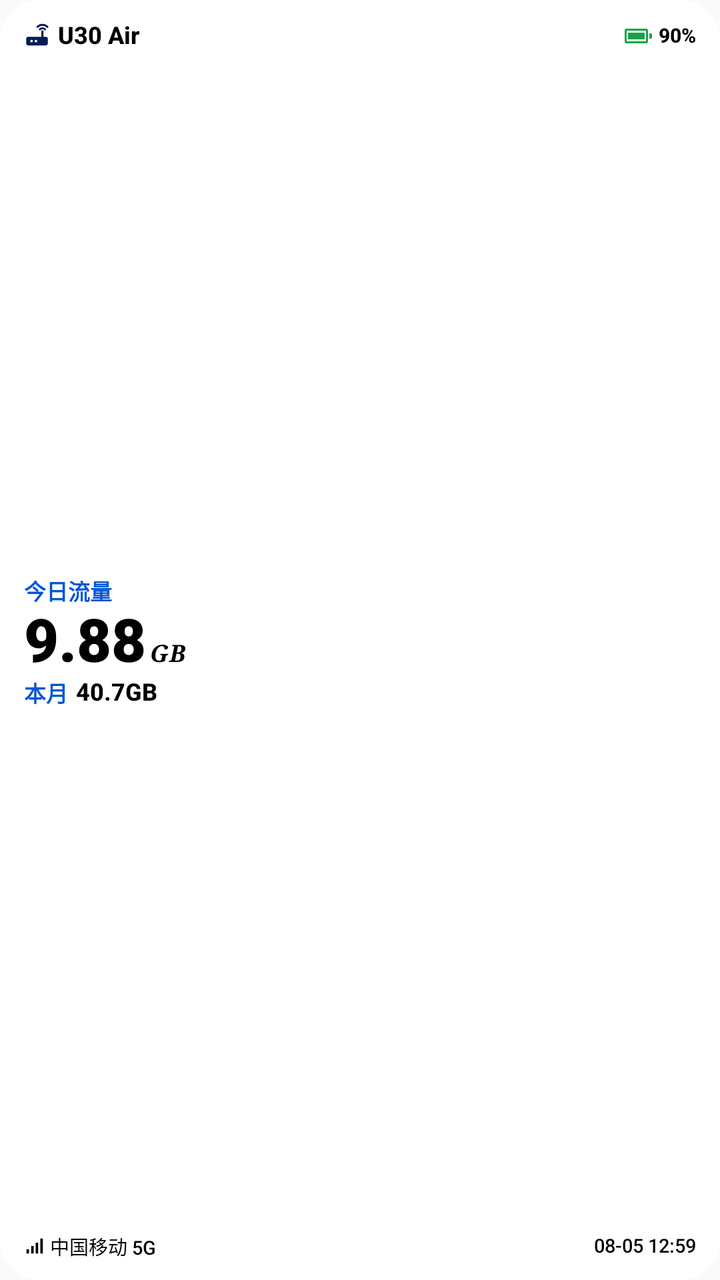
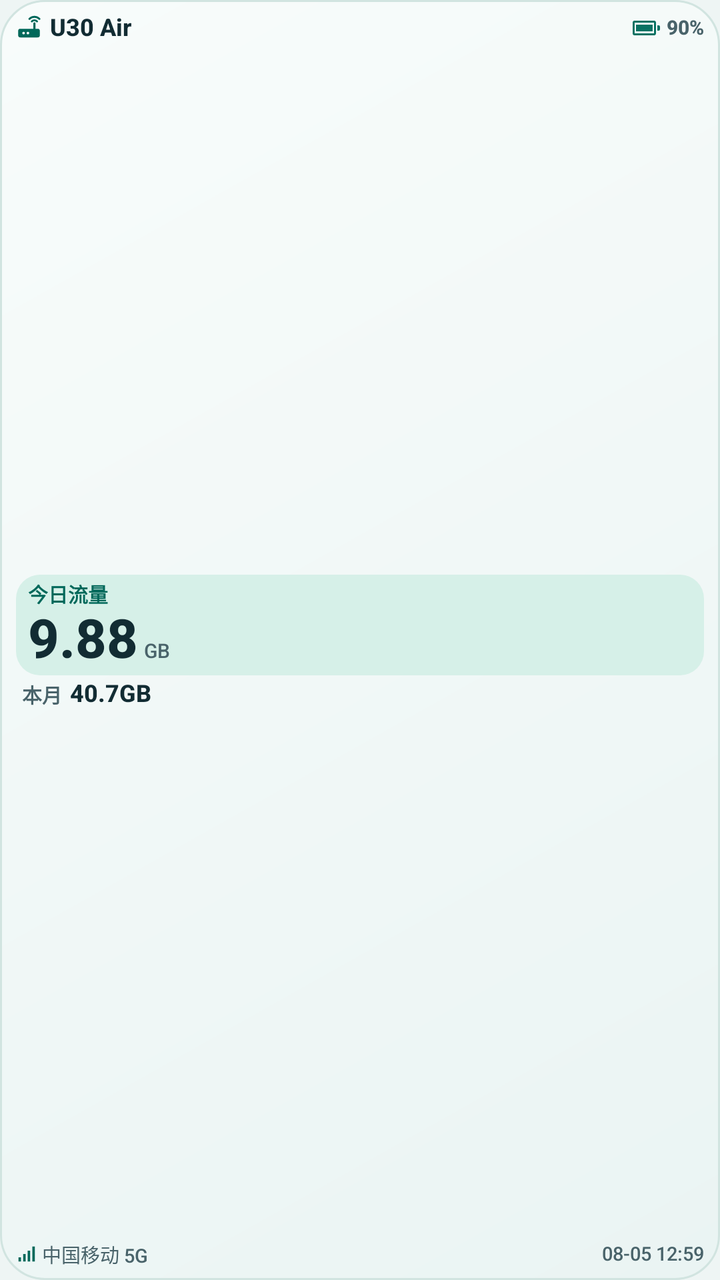

The first picture is an Android layout as it rendered before a commit; the second is the same layout after the commit. The layout source and the unified diff follow.
<!-- AndroidManifest.xml: application theme AppTheme -->
<!-- res/layout/widget_small_preview.xml -->
<?xml version="1.0" encoding="utf-8"?>
<LinearLayout xmlns:android="http://schemas.android.com/apk/res/android"
    android:id="@+id/root"
    android:layout_width="match_parent" android:layout_height="match_parent"
    android:orientation="vertical" android:gravity="center_vertical"
    android:background="@drawable/widget_bg"
    android:paddingStart="12dp" android:paddingEnd="12dp" android:paddingTop="10dp" android:paddingBottom="10dp">
    <LinearLayout android:id="@+id/top_bar" android:layout_width="match_parent" android:layout_height="wrap_content"
        android:orientation="horizontal" android:gravity="center_vertical">
        <ImageView android:layout_width="13dp" android:layout_height="13dp" android:src="@drawable/ic_router" android:tint="@color/router" />
        <TextView android:id="@+id/model" style="@style/W.Title" android:layout_width="0dp" android:layout_weight="1"
            android:layout_height="wrap_content" android:layout_marginStart="4dp" android:maxLines="1" android:ellipsize="end"
            android:text="U30 Air"/>
        <ImageView android:id="@+id/bat_icon" android:layout_width="16dp" android:layout_height="16dp" android:src="@drawable/ic_bat_100"
            android:tint="#FF16A34A"/>
        <TextView android:id="@+id/battery" style="@style/W.Small" android:layout_width="wrap_content" android:layout_height="wrap_content" android:text="90%" android:layout_marginStart="2dp" android:textStyle="bold"/>
    </LinearLayout>
    <FrameLayout android:layout_width="match_parent" android:layout_height="0dp" android:layout_weight="1"/>
    <TextView style="@style/W.Label" android:layout_width="wrap_content" android:layout_height="wrap_content" android:text="今日流量"/>
    <LinearLayout android:layout_width="wrap_content" android:layout_height="wrap_content" android:orientation="horizontal"
        android:baselineAligned="true">
        <TextView android:id="@+id/daily_value" style="@style/W.BigSmall" android:layout_width="wrap_content" android:layout_height="wrap_content" android:text="9.88" />
        <TextView android:id="@+id/daily_unit" style="@style/W.Unit" android:layout_width="wrap_content" android:layout_height="wrap_content" android:text="GB" android:layout_marginStart="2dp"/>
    </LinearLayout>
    <LinearLayout android:layout_width="wrap_content" android:layout_height="wrap_content" android:orientation="horizontal"
        android:gravity="center_vertical">
        <TextView style="@style/W.Label" android:layout_width="wrap_content" android:layout_height="wrap_content" android:text="本月"/>
        <TextView android:id="@+id/monthly" style="@style/W.Title" android:layout_width="wrap_content" android:layout_height="wrap_content" android:text="40.7GB" android:layout_marginStart="4dp"/>
    </LinearLayout>
    <FrameLayout android:layout_width="match_parent" android:layout_height="0dp" android:layout_weight="1"/>
    <LinearLayout android:layout_width="match_parent" android:layout_height="wrap_content"
        android:orientation="horizontal" android:gravity="center_vertical">
        <ImageView android:layout_width="10dp" android:layout_height="10dp" android:src="@drawable/ic_signal" android:tint="@color/text" />
        <TextView android:id="@+id/net" style="@style/W.Foot" android:layout_width="0dp" android:layout_weight="1"
            android:layout_height="wrap_content" android:layout_marginStart="3dp" android:maxLines="1" android:ellipsize="end"
            android:text="中国移动 5G"/>
        <TextView android:id="@+id/error_text" style="@style/W.Foot" android:layout_width="0dp" android:layout_weight="1"
            android:layout_height="wrap_content" android:layout_marginStart="3dp" android:maxLines="1" android:ellipsize="end"
            android:textColor="#FFDC2626" android:visibility="gone"/>
        <TextView android:id="@+id/update_time" style="@style/W.Foot" android:layout_width="wrap_content" android:layout_height="wrap_content" android:text="08-05 12:59" android:layout_marginStart="4dp"/>
    </LinearLayout>
</LinearLayout>
<!-- resources referenced by this layout -->
<resources>
  <color name="router">#FF011D57</color>
  <color name="text">#FF000000</color>
  <!-- drawable ic_bat_100 (drawable) -->
  <?xml version="1.0" encoding="utf-8"?>
  <vector xmlns:android="http://schemas.android.com/apk/res/android"
      android:width="24dp" android:height="24dp"
      android:viewportWidth="24" android:viewportHeight="24">
      <path android:fillColor="#FF000000" android:fillType="evenOdd" android:pathData="M3,6.5h14.5a1.5,1.5 0 0 1 1.5,1.5v8a1.5,1.5 0 0 1 -1.5,1.5H3a1.5,1.5 0 0 1 -1.5,-1.5V8a1.5,1.5 0 0 1 1.5,-1.5z M3,8v8h14.5V8z"/>
      <path android:fillColor="#FF000000" android:pathData="M20,10h1a1,1 0 0 1 1,1v2a1,1 0 0 1 -1,1h-1z"/>
      <path android:fillColor="#FF000000" android:pathData="M4,9.5h12.5v5H4z"/>
  </vector>
  <!-- drawable ic_signal (drawable) -->
  <?xml version="1.0" encoding="utf-8"?>
  <vector xmlns:android="http://schemas.android.com/apk/res/android"
      android:width="24dp" android:height="24dp"
      android:viewportWidth="24" android:viewportHeight="24">
      <path android:fillColor="#FF000000" android:pathData="M3,16h3v5H3z M8.5,12h3v9h-3z M14,8h3v13h-3z M19.5,3h3v18h-3z"/>
  </vector>
  <!-- drawable widget_bg (drawable) -->
  <?xml version="1.0" encoding="utf-8"?>
  <shape xmlns:android="http://schemas.android.com/apk/res/android" android:shape="rectangle">
      <solid android:color="@color/widget_bg"/>
      <corners android:radius="20dp"/>
  </shape>
  <style name="W.BigSmall">
          <item name="android:textSize">30sp</item>
          <item name="android:fontFamily">sans-serif-black</item>
      </style>
  <style name="W.Foot">
          <item name="android:textSize">9.5sp</item>
      </style>
  <style name="W.Label">
          <item name="android:textSize">11sp</item>
          <item name="android:textStyle">bold</item>
          <item name="android:textColor">@color/accent</item>
      </style>
  <style name="W.Small">
          <item name="android:textSize">10sp</item>
      </style>
  <style name="W.Title">
          <item name="android:textSize">12sp</item>
          <item name="android:textStyle">bold</item>
      </style>
  <style name="W.Unit">
          <item name="android:textSize">12sp</item>
          <item name="android:fontFamily">serif</item>
          <item name="android:textStyle">bold|italic</item>
      </style>
  <style name="AppTheme" parent="@android:style/Theme.Material.Light.DarkActionBar">
          <item name="android:colorPrimary">#FF0056D6</item>
          <item name="android:colorPrimaryDark">#FF0040B8</item>
          <item name="android:colorAccent">#FF0056D6</item>
      </style>
  <color name="widget_bg">#FFFFFFFF</color>
  <color name="accent">#FF0056D6</color>
  <!-- unchanged entries left out for length: 1 -->
</resources>

<!-- the commit's change to res/layout/widget_small_preview.xml (unified diff, before → after) -->
@@ -4,39 +4,46 @@
     android:layout_width="match_parent" android:layout_height="match_parent"
     android:orientation="vertical" android:gravity="center_vertical"
     android:background="@drawable/widget_bg"
-    android:paddingStart="12dp" android:paddingEnd="12dp" android:paddingTop="10dp" android:paddingBottom="10dp">
+    android:paddingStart="8dp" android:paddingEnd="8dp" android:paddingTop="6dp" android:paddingBottom="6dp">
     <LinearLayout android:id="@+id/top_bar" android:layout_width="match_parent" android:layout_height="wrap_content"
         android:orientation="horizontal" android:gravity="center_vertical">
-        <ImageView android:layout_width="13dp" android:layout_height="13dp" android:src="@drawable/ic_router" android:tint="@color/router" />
+        <ImageView android:layout_width="13dp" android:layout_height="13dp" android:src="@drawable/ic_router" android:tint="@color/accent" />
         <TextView android:id="@+id/model" style="@style/W.Title" android:layout_width="0dp" android:layout_weight="1"
             android:layout_height="wrap_content" android:layout_marginStart="4dp" android:maxLines="1" android:ellipsize="end"
             android:text="U30 Air"/>
         <ImageView android:id="@+id/bat_icon" android:layout_width="16dp" android:layout_height="16dp" android:src="@drawable/ic_bat_100"
-            android:tint="#FF16A34A"/>
+            android:tint="@color/c_wifi"/>
         <TextView android:id="@+id/battery" style="@style/W.Small" android:layout_width="wrap_content" android:layout_height="wrap_content" android:text="90%" android:layout_marginStart="2dp" android:textStyle="bold"/>
     </LinearLayout>
     <FrameLayout android:layout_width="match_parent" android:layout_height="0dp" android:layout_weight="1"/>
-    <TextView style="@style/W.Label" android:layout_width="wrap_content" android:layout_height="wrap_content" android:text="今日流量"/>
-    <LinearLayout android:layout_width="wrap_content" android:layout_height="wrap_content" android:orientation="horizontal"
-        android:baselineAligned="true">
-        <TextView android:id="@+id/daily_value" style="@style/W.BigSmall" android:layout_width="wrap_content" android:layout_height="wrap_content" android:text="9.88" />
-        <TextView android:id="@+id/daily_unit" style="@style/W.Unit" android:layout_width="wrap_content" android:layout_height="wrap_content" android:text="GB" android:layout_marginStart="2dp"/>
+    <LinearLayout android:layout_width="match_parent" android:layout_height="wrap_content" android:orientation="vertical"
+        android:background="@drawable/traffic_daily_bg" android:paddingStart="6dp" android:paddingEnd="6dp"
+        android:paddingTop="2dp" android:paddingBottom="2dp">
+        <TextView style="@style/W.Label" android:layout_width="wrap_content" android:layout_height="wrap_content" android:text="今日流量"/>
+            <LinearLayout android:layout_width="wrap_content" android:layout_height="wrap_content"
+                android:orientation="horizontal" android:baselineAligned="true">
+                <TextView android:id="@+id/daily_value" style="@style/W.BigSmall" android:layout_width="wrap_content"
+                    android:layout_height="wrap_content" android:layout_weight="1" android:maxLines="1" android:ellipsize="end"
+                    android:autoSizeTextType="uniform" android:autoSizeMinTextSize="12sp"
+                    android:autoSizeStepGranularity="1sp" android:text="9.88"/>
+                <TextView android:id="@+id/daily_unit" style="@style/W.Unit" android:layout_width="wrap_content" android:layout_height="wrap_content" android:text="GB" android:layout_marginStart="3dp"/>
+            </LinearLayout>
     </LinearLayout>
     <LinearLayout android:layout_width="wrap_content" android:layout_height="wrap_content" android:orientation="horizontal"
-        android:gravity="center_vertical">
-        <TextView style="@style/W.Label" android:layout_width="wrap_content" android:layout_height="wrap_content" android:text="本月"/>
-        <TextView android:id="@+id/monthly" style="@style/W.Title" android:layout_width="wrap_content" android:layout_height="wrap_content" android:text="40.7GB" android:layout_marginStart="4dp"/>
+        android:gravity="center_vertical" android:layout_marginTop="2dp" android:paddingStart="3dp">
+        <TextView style="@style/W.LabelMuted" android:layout_width="wrap_content" android:layout_height="wrap_content" android:text="本月"/>
+        <TextView android:id="@+id/monthly" style="@style/W.Title" android:layout_width="wrap_content" android:layout_height="wrap_content" android:text="40.7GB" android:layout_marginStart="4dp" android:maxLines="1" android:ellipsize="end"/>
     </LinearLayout>
     <FrameLayout android:layout_width="match_parent" android:layout_height="0dp" android:layout_weight="1"/>
     <LinearLayout android:layout_width="match_parent" android:layout_height="wrap_content"
         android:orientation="horizontal" android:gravity="center_vertical">
-        <ImageView android:layout_width="10dp" android:layout_height="10dp" android:src="@drawable/ic_signal" android:tint="@color/text" />
+        <ImageView android:layout_width="10dp" android:layout_height="10dp" android:src="@drawable/ic_signal" android:tint="@color/signal" />
         <TextView android:id="@+id/net" style="@style/W.Foot" android:layout_width="0dp" android:layout_weight="1"
             android:layout_height="wrap_content" android:layout_marginStart="3dp" android:maxLines="1" android:ellipsize="end"
             android:text="中国移动 5G"/>
         <TextView android:id="@+id/error_text" style="@style/W.Foot" android:layout_width="0dp" android:layout_weight="1"
             android:layout_height="wrap_content" android:layout_marginStart="3dp" android:maxLines="1" android:ellipsize="end"
-            android:textColor="#FFDC2626" android:visibility="gone"/>
+            android:textColor="@color/error" android:visibility="gone"/>
         <TextView android:id="@+id/update_time" style="@style/W.Foot" android:layout_width="wrap_content" android:layout_height="wrap_content" android:text="08-05 12:59" android:layout_marginStart="4dp"/>
     </LinearLayout>
 </LinearLayout>
<!-- resource entries referenced after the edit -->
@@ -1,7 +1,5 @@
 <!-- resources referenced by this layout -->
 <resources>
-  <color name="router">#FF011D57</color>
-  <color name="text">#FF000000</color>
   <!-- drawable ic_bat_100 (drawable) -->
   <?xml version="1.0" encoding="utf-8"?>
   <vector xmlns:android="http://schemas.android.com/apk/res/android"
@@ -18,43 +16,71 @@
       android:viewportWidth="24" android:viewportHeight="24">
       <path android:fillColor="#FF000000" android:pathData="M3,16h3v5H3z M8.5,12h3v9h-3z M14,8h3v13h-3z M19.5,3h3v18h-3z"/>
   </vector>
+  <!-- drawable traffic_daily_bg (drawable) -->
+  <?xml version="1.0" encoding="utf-8"?>
+  <shape xmlns:android="http://schemas.android.com/apk/res/android" android:shape="rectangle">
+      <solid android:color="@color/traffic_daily"/>
+      <corners android:radius="12dp"/>
+  </shape>
   <!-- drawable widget_bg (drawable) -->
   <?xml version="1.0" encoding="utf-8"?>
   <shape xmlns:android="http://schemas.android.com/apk/res/android" android:shape="rectangle">
-      <solid android:color="@color/widget_bg"/>
-      <corners android:radius="20dp"/>
+      <gradient android:startColor="@color/widget_bg" android:endColor="@color/widget_edge" android:angle="315"/>
+      <stroke android:width="1dp" android:color="@color/divider"/>
+      <corners android:radius="22dp"/>
   </shape>
-  <style name="W.BigSmall">
-          <item name="android:textSize">30sp</item>
-          <item name="android:fontFamily">sans-serif-black</item>
+  <style name="W.BigSmall" parent="W.Big">
+          <item name="android:textSize">27sp</item>
+          <item name="android:autoSizeMaxTextSize">27sp</item>
       </style>
   <style name="W.Foot">
           <item name="android:textSize">9.5sp</item>
+          <item name="android:textColor">@color/secondary</item>
       </style>
   <style name="W.Label">
-          <item name="android:textSize">11sp</item>
+          <item name="android:textSize">10sp</item>
           <item name="android:textStyle">bold</item>
           <item name="android:textColor">@color/accent</item>
       </style>
+  <style name="W.LabelMuted" parent="W.Label">
+          <item name="android:textColor">@color/secondary</item>
+      </style>
   <style name="W.Small">
           <item name="android:textSize">10sp</item>
+          <item name="android:textColor">@color/secondary</item>
       </style>
   <style name="W.Title">
           <item name="android:textSize">12sp</item>
           <item name="android:textStyle">bold</item>
       </style>
   <style name="W.Unit">
-          <item name="android:textSize">12sp</item>
-          <item name="android:fontFamily">serif</item>
-          <item name="android:textStyle">bold|italic</item>
+          <item name="android:textSize">10sp</item>
+          <item name="android:textColor">@color/secondary</item>
       </style>
-  <style name="AppTheme" parent="@android:style/Theme.Material.Light.DarkActionBar">
-          <item name="android:colorPrimary">#FF0056D6</item>
-          <item name="android:colorPrimaryDark">#FF0040B8</item>
-          <item name="android:colorAccent">#FF0056D6</item>
+  <style name="AppTheme" parent="@android:style/Theme.Material.Light.NoActionBar">
+          <item name="android:colorAccent">@color/accent</item>
+          <item name="android:windowBackground">@color/screen_bg</item>
+          <item name="android:statusBarColor">@color/screen_bg</item>
+          <item name="android:navigationBarColor">@color/screen_bg</item>
+          <item name="android:windowLightStatusBar">true</item>
+          <item name="android:windowLightNavigationBar">true</item>
       </style>
-  <color name="widget_bg">#FFFFFFFF</color>
-  <color name="accent">#FF0056D6</color>
+  <color name="traffic_daily">#FFD6F0E8</color>
+  <color name="widget_bg">#FFF8FCFB</color>
+  <color name="widget_edge">#FFEAF4F3</color>
+  <color name="divider">#FFD1E4E0</color>
+  <style name="W.Big">
+          <item name="android:textSize">24sp</item>
+          <item name="android:autoSizeMaxTextSize">24sp</item>
+          <item name="android:fontFeatureSettings">tnum</item>
+          <item name="android:textStyle">bold</item>
+      </style>
+  <color name="secondary">#FF49636A</color>
+  <color name="screen_bg">#FFEEF5F4</color>
+  <color name="accent">#FF00685A</color>
+  <color name="c_wifi">#FF087263</color>
+  <color name="error">#FFB23130</color>
+  <color name="signal">#FF00685A</color>
   <!-- unchanged entries left out for length: 1 -->
 </resources>
 
